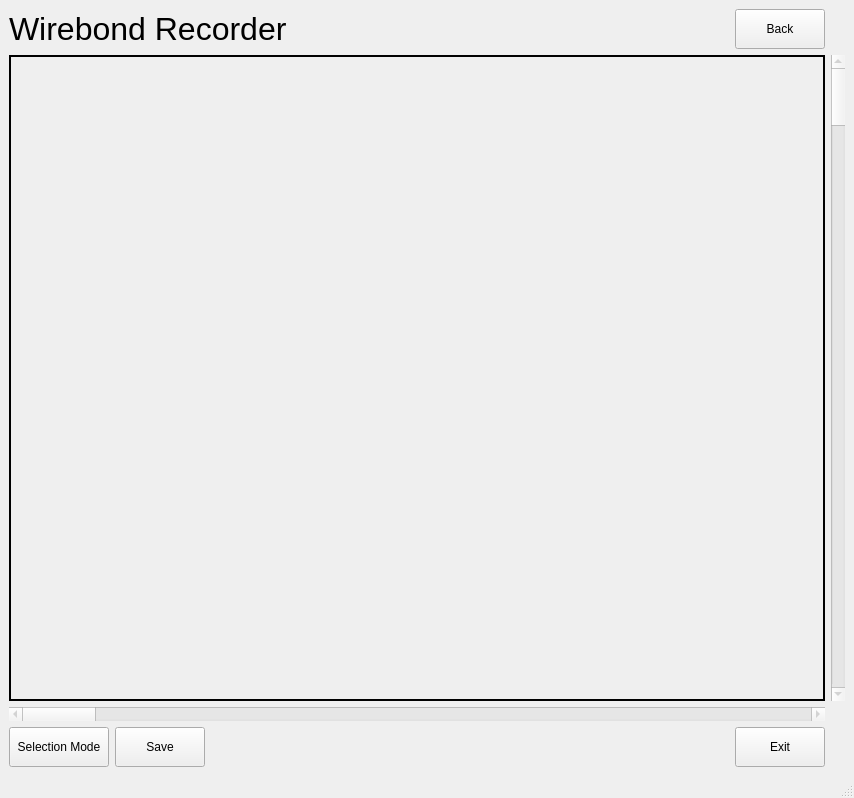
This is gui/WirebondRecorderGUI.ui in adamazoulay/ITkTrackingGUI as Qt 5 draws it before an edit. The edited form follows.
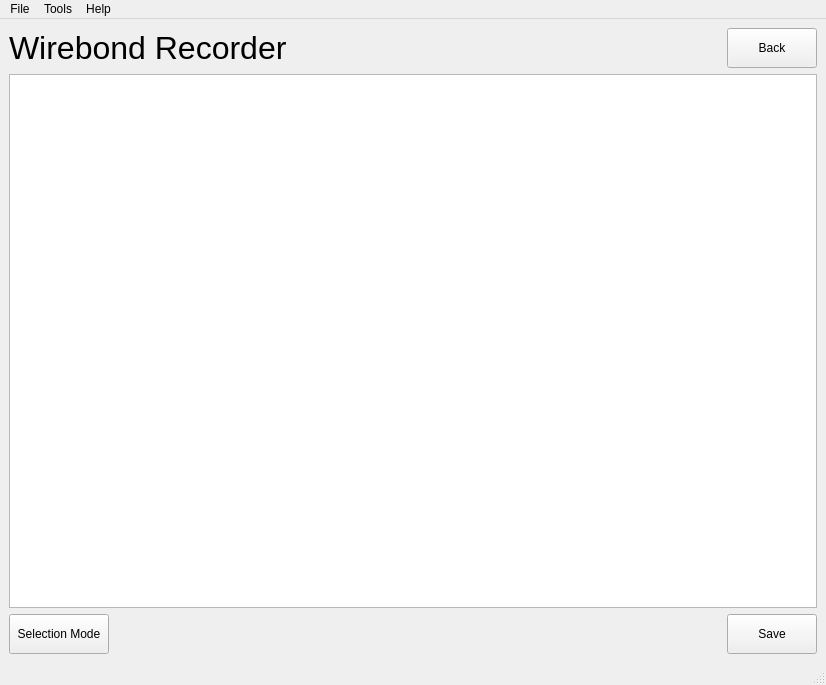
This is the edited form.

Patch:
```diff
--- a/gui/WirebondRecorderGUI.ui
+++ b/gui/WirebondRecorderGUI.ui
@@ -6,8 +6,8 @@
    <rect>
     <x>0</x>
     <y>0</y>
-    <width>854</width>
-    <height>798</height>
+    <width>826</width>
+    <height>685</height>
    </rect>
   </property>
   <property name="windowTitle">
@@ -20,6 +20,79 @@
       <property name="sizeConstraint">
        <enum>QLayout::SetNoConstraint</enum>
       </property>
+      <item row="2" column="0">
+       <layout class="QHBoxLayout" name="horizontalLayout">
+        <item>
+         <widget class="QPushButton" name="btnChangeMode">
+          <property name="sizePolicy">
+           <sizepolicy hsizetype="Fixed" vsizetype="Minimum">
+            <horstretch>0</horstretch>
+            <verstretch>0</verstretch>
+           </sizepolicy>
+          </property>
+          <property name="minimumSize">
+           <size>
+            <width>100</width>
+            <height>40</height>
+           </size>
+          </property>
+          <property name="maximumSize">
+           <size>
+            <width>100</width>
+            <height>40</height>
+           </size>
+          </property>
+          <property name="text">
+           <string>Selection Mode</string>
+          </property>
+          <property name="iconSize">
+           <size>
+            <width>16</width>
+            <height>16</height>
+           </size>
+          </property>
+         </widget>
+        </item>
+        <item>
+         <spacer name="horizontalSpacer_2">
+          <property name="orientation">
+           <enum>Qt::Horizontal</enum>
+          </property>
+          <property name="sizeHint" stdset="0">
+           <size>
+            <width>40</width>
+            <height>20</height>
+           </size>
+          </property>
+         </spacer>
+        </item>
+        <item>
+         <widget class="QPushButton" name="btnSave">
+          <property name="sizePolicy">
+           <sizepolicy hsizetype="Minimum" vsizetype="Minimum">
+            <horstretch>0</horstretch>
+            <verstretch>0</verstretch>
+           </sizepolicy>
+          </property>
+          <property name="minimumSize">
+           <size>
+            <width>90</width>
+            <height>40</height>
+           </size>
+          </property>
+          <property name="maximumSize">
+           <size>
+            <width>90</width>
+            <height>40</height>
+           </size>
+          </property>
+          <property name="text">
+           <string>Save</string>
+          </property>
+         </widget>
+        </item>
+       </layout>
+      </item>
       <item row="0" column="0">
        <layout class="QHBoxLayout" name="horizontalLayout_2">
         <item>
@@ -93,163 +166,66 @@
        </layout>
       </item>
       <item row="1" column="0">
-       <widget class="QLabel" name="imgSelect">
-        <property name="sizePolicy">
-         <sizepolicy hsizetype="Expanding" vsizetype="Expanding">
-          <horstretch>0</horstretch>
-          <verstretch>0</verstretch>
-         </sizepolicy>
-        </property>
-        <property name="autoFillBackground">
-         <bool>false</bool>
-        </property>
-        <property name="styleSheet">
-         <string notr="true">border: 2px solid black;</string>
-        </property>
-        <property name="frameShape">
-         <enum>QFrame::Box</enum>
-        </property>
-        <property name="frameShadow">
-         <enum>QFrame::Plain</enum>
-        </property>
-        <property name="text">
-         <string/>
-        </property>
-       </widget>
-      </item>
-      <item row="4" column="0">
-       <layout class="QHBoxLayout" name="horizontalLayout">
-        <item>
-         <widget class="QPushButton" name="btnChangeMode">
-          <property name="sizePolicy">
-           <sizepolicy hsizetype="Fixed" vsizetype="Minimum">
-            <horstretch>0</horstretch>
-            <verstretch>0</verstretch>
-           </sizepolicy>
-          </property>
-          <property name="minimumSize">
-           <size>
-            <width>100</width>
-            <height>40</height>
-           </size>
-          </property>
-          <property name="maximumSize">
-           <size>
-            <width>100</width>
-            <height>40</height>
-           </size>
-          </property>
-          <property name="text">
-           <string>Selection Mode</string>
-          </property>
-          <property name="iconSize">
-           <size>
-            <width>16</width>
-            <height>16</height>
-           </size>
-          </property>
-         </widget>
-        </item>
-        <item>
-         <widget class="QPushButton" name="btnSave">
-          <property name="sizePolicy">
-           <sizepolicy hsizetype="Minimum" vsizetype="Minimum">
-            <horstretch>0</horstretch>
-            <verstretch>0</verstretch>
-           </sizepolicy>
-          </property>
-          <property name="minimumSize">
-           <size>
-            <width>90</width>
-            <height>40</height>
-           </size>
-          </property>
-          <property name="maximumSize">
-           <size>
-            <width>90</width>
-            <height>40</height>
-           </size>
-          </property>
-          <property name="text">
-           <string>Save</string>
-          </property>
-         </widget>
-        </item>
-        <item>
-         <spacer name="horizontalSpacer_2">
-          <property name="orientation">
-           <enum>Qt::Horizontal</enum>
-          </property>
-          <property name="sizeHint" stdset="0">
-           <size>
-            <width>40</width>
-            <height>20</height>
-           </size>
-          </property>
-         </spacer>
-        </item>
-        <item>
-         <widget class="QPushButton" name="qButton">
-          <property name="sizePolicy">
-           <sizepolicy hsizetype="Minimum" vsizetype="Minimum">
-            <horstretch>0</horstretch>
-            <verstretch>0</verstretch>
-           </sizepolicy>
-          </property>
-          <property name="minimumSize">
-           <size>
-            <width>90</width>
-            <height>40</height>
-           </size>
-          </property>
-          <property name="maximumSize">
-           <size>
-            <width>90</width>
-            <height>40</height>
-           </size>
-          </property>
-          <property name="text">
-           <string>Exit</string>
-          </property>
-         </widget>
-        </item>
-       </layout>
-      </item>
-      <item row="3" column="0">
-       <widget class="QScrollBar" name="hScrollBar">
-        <property name="enabled">
-         <bool>false</bool>
-        </property>
-        <property name="orientation">
-         <enum>Qt::Horizontal</enum>
-        </property>
-       </widget>
-      </item>
-      <item row="1" column="1">
-       <widget class="QScrollBar" name="vScrollBar">
-        <property name="enabled">
-         <bool>false</bool>
-        </property>
-        <property name="orientation">
-         <enum>Qt::Vertical</enum>
-        </property>
-       </widget>
+       <widget class="QGraphicsView" name="imgSelect"/>
       </item>
      </layout>
     </item>
    </layout>
   </widget>
-  <widget class="QStatusBar" name="statusbar"/>
   <widget class="QMenuBar" name="menubar">
    <property name="geometry">
     <rect>
      <x>0</x>
      <y>0</y>
-     <width>854</width>
-     <height>26</height>
+     <width>826</width>
+     <height>21</height>
     </rect>
    </property>
+   <widget class="QMenu" name="menuFile">
+    <property name="title">
+     <string>File</string>
+    </property>
+    <addaction name="actionOpen_Ctrl_o"/>
+    <addaction name="actionSave_Ctrl_S"/>
+    <addaction name="actionSave_As_Ctrl_a"/>
+    <addaction name="separator"/>
+    <addaction name="actionExit"/>
+   </widget>
+   <widget class="QMenu" name="menuTools">
+    <property name="title">
+     <string>Tools</string>
+    </property>
+   </widget>
+   <widget class="QMenu" name="menuHelp">
+    <property name="title">
+     <string>Help</string>
+    </property>
+   </widget>
+   <addaction name="menuFile"/>
+   <addaction name="menuTools"/>
+   <addaction name="menuHelp"/>
   </widget>
+  <widget class="QStatusBar" name="statusbar"/>
+  <action name="actionSave_Ctrl_S">
+   <property name="text">
+    <string>Save (Ctrl-s)</string>
+   </property>
+  </action>
+  <action name="actionExit">
+   <property name="text">
+    <string>Exit</string>
+   </property>
+  </action>
+  <action name="actionOpen_Ctrl_o">
+   <property name="text">
+    <string>Open (Ctrl-o)</string>
+   </property>
+  </action>
+  <action name="actionSave_As_Ctrl_a">
+   <property name="text">
+    <string>Save As (Ctrl-a)</string>
+   </property>
+  </action>
  </widget>
  <resources/>
  <connections/>
```
